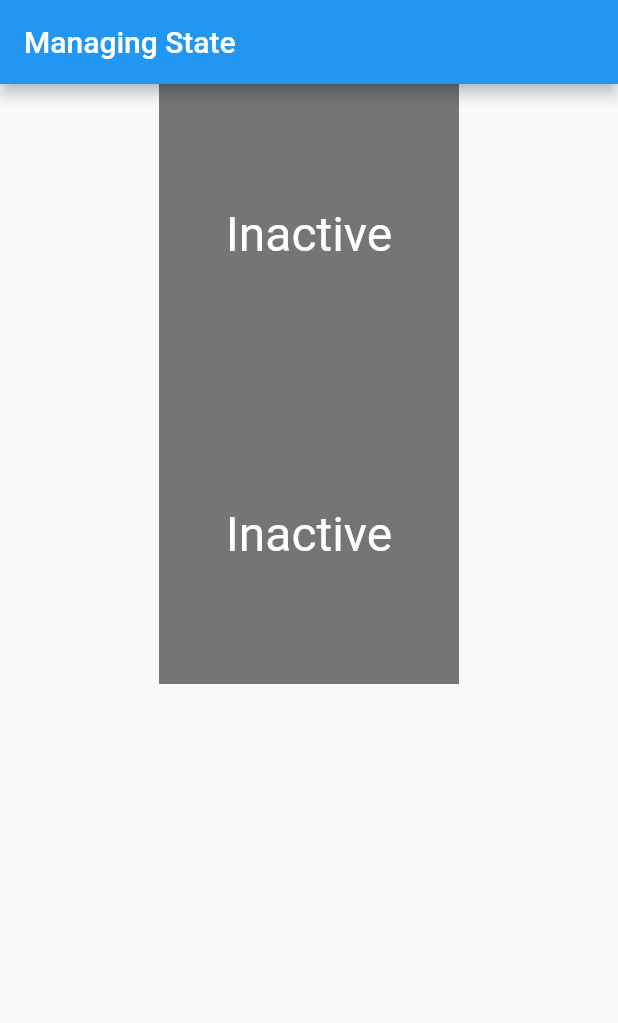
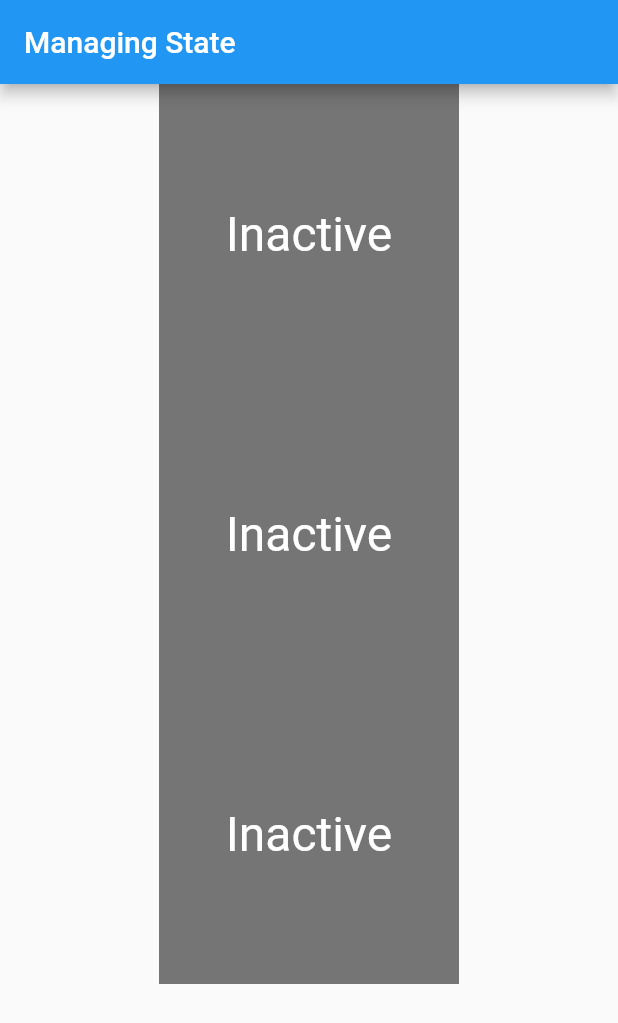
Before and after one commit to maobui/flutter_toturials, a Flutter app: the screen it shows after launch, on a phone screen of 412 x 824 dp. Shown: the top 1023 px of the screen. Run offline on Flutter 3.47's test engine with Material 2 defaults, Android fonts, the phone set to English and light mode, and no system bars.

Commit message:
- A mix-and-match approach

```diff
--- a/lib/ManagingState.dart
+++ b/lib/ManagingState.dart
@@ -12,20 +12,14 @@ class ManagingState extends StatelessWidget {
         child: Container(
           child: Column(
             children: [
-              _buildBody(),
+              TapBoxA(),
               ParentWidget(),
+              ParentWidget2(),
             ],
           ),
         ),
       ),
     );
-  }
-
-  Widget _buildBody() {
-    switch (_bodyIndex) {
-      case 0:
-        return TapBoxA();
-    }
   }
 }
 
@@ -125,3 +119,96 @@ class TapboxB extends StatelessWidget {
     );
   }
 }
+
+//------------------------ Parent Widget 2 ------------------------
+
+class ParentWidget2 extends StatefulWidget {
+  @override
+  _ParentWidgetState2 createState() => _ParentWidgetState2();
+}
+
+class _ParentWidgetState2 extends State<ParentWidget2> {
+  bool _active = false;
+
+  void _handleTapboxChanged(bool newValue) {
+    setState(() {
+      _active = newValue;
+    });
+  }
+
+  @override
+  Widget build(BuildContext context) {
+    return Container(
+      child: TapboxC(
+        active: _active,
+        onChanged: _handleTapboxChanged,
+      ),
+    );
+  }
+}
+
+//----------------------------- TapboxC ------------------------------
+
+class TapboxC extends StatefulWidget {
+  TapboxC({Key key, this.active: false, @required this.onChanged})
+      : super(key: key);
+
+  final bool active;
+  final ValueChanged<bool> onChanged;
+
+  _TapboxCState createState() => _TapboxCState();
+}
+
+class _TapboxCState extends State<TapboxC> {
+  bool _highlight = false;
+
+  void _handleTapDown(TapDownDetails details) {
+    setState(() {
+      _highlight = true;
+    });
+  }
+
+  void _handleTapUp(TapUpDetails details) {
+    setState(() {
+      _highlight = false;
+    });
+  }
+
+  void _handleTapCancel() {
+    setState(() {
+      _highlight = false;
+    });
+  }
+
+  void _handleTap() {
+    widget.onChanged(!widget.active);
+  }
+
+  Widget build(BuildContext context) {
+    // This example adds a green border on tap down.
+    // On tap up, the square changes to the opposite state.
+    return GestureDetector(
+      onTapDown: _handleTapDown, // Handle the tap events in the order that
+      onTapUp: _handleTapUp, // they occur: down, up, tap, cancel
+      onTap: _handleTap,
+      onTapCancel: _handleTapCancel,
+      child: Container(
+        child: Center(
+          child: Text(widget.active ? 'Active' : 'Inactive',
+              style: TextStyle(fontSize: 32.0, color: Colors.white)),
+        ),
+        width: 200.0,
+        height: 200.0,
+        decoration: BoxDecoration(
+          color: widget.active ? Colors.lightGreen[700] : Colors.grey[600],
+          border: _highlight
+              ? Border.all(
+                  color: Colors.teal[700],
+                  width: 10.0,
+                )
+              : null,
+        ),
+      ),
+    );
+  }
+}
```
